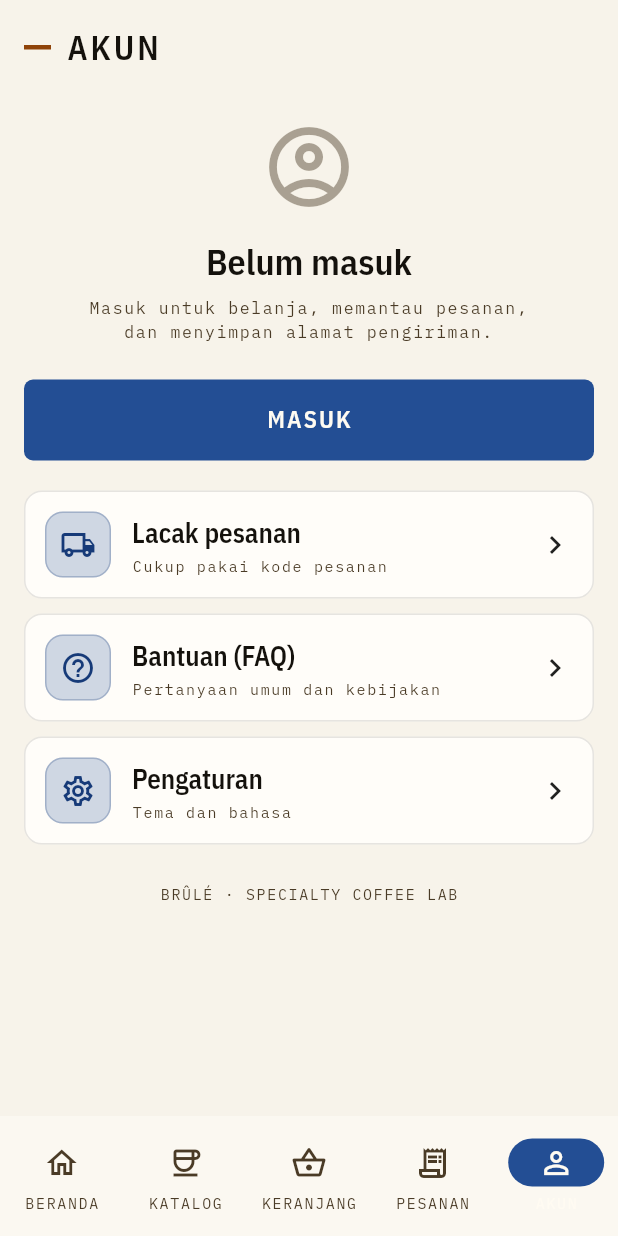
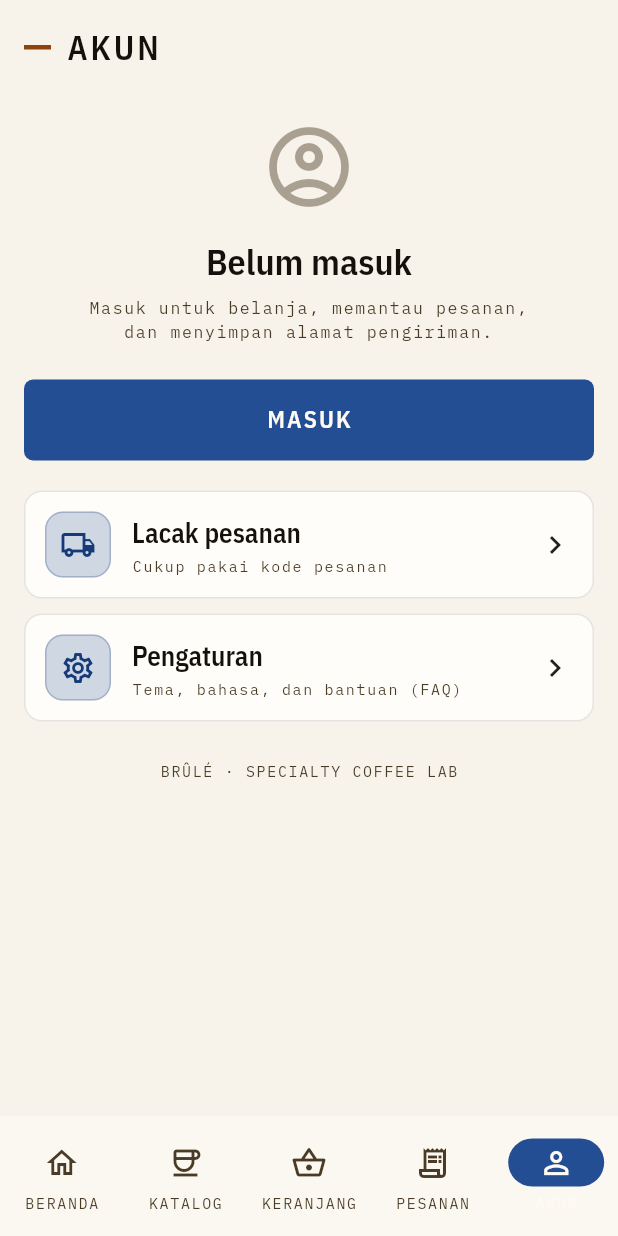
Before and after one commit to nadiapramesti/brule-mobile, a Flutter app: the screen it shows after launch, item 5 of the bottom bar chosen, on a phone screen of 412 x 824 dp. Run offline on Flutter 3.47's test engine with Material 3 defaults, Android fonts, the phone set to English and light mode, and no system bars; our stand-ins replace image_picker, share_plus, shared_preferences, webview_flutter; missing offline and left inert: flutter_web_auth_2; accounts and stored records are empty; network calls fail.

Commit message:
Akun: FAQ cukup di Pengaturan, tidak dobel

```diff
--- a/lib/i18n_en.dart
+++ b/lib/i18n_en.dart
@@ -802,6 +802,7 @@ const Map<String, String> kEn = {
   'TELEPON (OPSIONAL)': 'PHONE (OPTIONAL)',
   'TEMA': 'THEME',
   'TEMA DAN BAHASA': 'THEME AND LANGUAGE',
+  'TEMA, BAHASA, DAN BANTUAN (FAQ)': 'THEME, LANGUAGE, AND HELP (FAQ)',
   'TEMA, BAHASA, DAN DATA TOKO': 'THEME, LANGUAGE, AND STORE DATA',
   'TERAKHIR PESAN': 'LAST ORDER',
   'TERANG': 'LIGHT',
@@ -848,6 +849,7 @@ const Map<String, String> kEn = {
   'Tap produk untuk mengubah data atau fotonya.': 'Tap a product to edit its details or photo.',
   'Tema': 'Theme',
   'Tema dan bahasa': 'Theme and language',
+  'Tema, bahasa, dan bantuan (FAQ)': 'Theme, language, and help (FAQ)',
   'Tema, bahasa, dan data toko': 'Theme, language, and store data',
   'Terakhir pesan': 'Last order',
   'Terang': 'Light',
--- a/lib/screens/account_tab.dart
+++ b/lib/screens/account_tab.dart
@@ -1,7 +1,6 @@
 import 'package:flutter/material.dart' hide Text;
 import '../i18n.dart';
 import '../settings_screen.dart';
-import 'help_screen.dart';
 import 'track_screen.dart';
 import '../api.dart';
 import '../cart.dart';
@@ -99,15 +98,9 @@ class _AccountTabState extends State<AccountTab> {
               onTap: () => Navigator.of(context).push(MaterialPageRoute(builder: (_) => const TrackScreen())),
             ),
             _Tile(
-              icon: Icons.help_outline,
-              title: 'Bantuan (FAQ)',
-              subtitle: 'Pertanyaan umum dan kebijakan',
-              onTap: () => Navigator.of(context).push(MaterialPageRoute(builder: (_) => const HelpScreen())),
-            ),
-            _Tile(
               icon: Icons.settings_outlined,
               title: 'Pengaturan',
-              subtitle: 'Tema dan bahasa',
+              subtitle: 'Tema, bahasa, dan bantuan (FAQ)',
               onTap: () => Navigator.of(context).push(MaterialPageRoute(builder: (_) => const SettingsScreen())),
             ),
             const SizedBox(height: 16),
@@ -212,15 +205,9 @@ class _AccountTabState extends State<AccountTab> {
               onTap: () => _open(const PasswordScreen(), 'Password diubah'),
             ),
             _Tile(
-              icon: Icons.help_outline,
-              title: 'Bantuan (FAQ)',
-              subtitle: 'Pertanyaan umum dan kebijakan',
-              onTap: () => Navigator.of(context).push(MaterialPageRoute(builder: (_) => const HelpScreen())),
-            ),
-            _Tile(
               icon: Icons.settings_outlined,
               title: 'Pengaturan',
-              subtitle: 'Tema dan bahasa',
+              subtitle: 'Tema, bahasa, dan bantuan (FAQ)',
               onTap: () => Navigator.of(context).push(MaterialPageRoute(builder: (_) => const SettingsScreen())),
             ),
             const SizedBox(height: 16),
```
